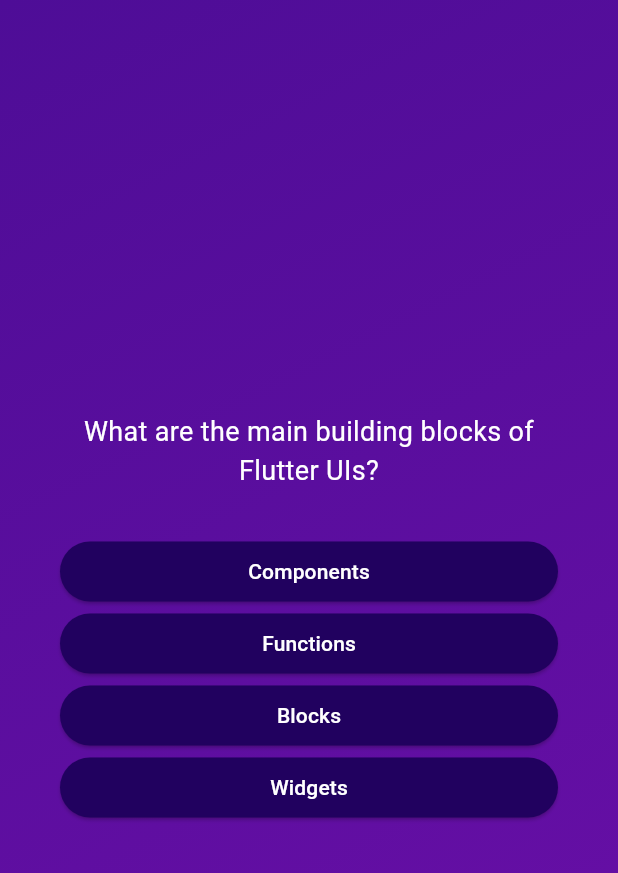
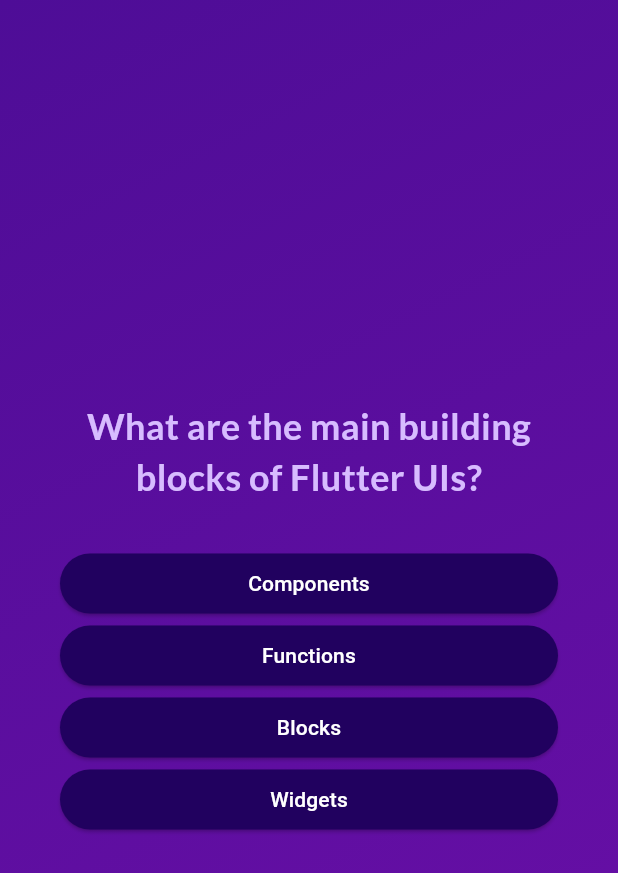
Before and after one commit to JuanDuran85/flutter_projects, a Flutter app: the screen it shows after launch, after a tap on "Start Quiz!", on a phone screen of 412 x 824 dp. Shown: the top 873 px of the screen. Run offline on Flutter 3.47's test engine with Material 3 defaults, Android fonts, the light colour scheme and no system bars; our stand-ins replace dio, google_fonts; network calls fail.

Commit message:
add fonts google

```diff
--- a/quiz_example_app/lib/answer_button.dart
+++ b/quiz_example_app/lib/answer_button.dart
@@ -27,6 +27,7 @@
       ),
       child: Text(
         answerText,
+        textAlign: TextAlign.center,
       ),
     );
   }
--- a/quiz_example_app/lib/questions_screen.dart
+++ b/quiz_example_app/lib/questions_screen.dart
@@ -1,4 +1,5 @@
 import 'package:flutter/material.dart';
+import 'package:google_fonts/google_fonts.dart';
 import 'package:quiz_example_app/answer_button.dart';
 import 'package:quiz_example_app/data/questions.dart';
 
@@ -10,9 +11,18 @@
 }
 
 class _QuestionsScreenState extends State<QuestionsScreen> {
+
+  int currenCustionIndex = 0;
+
+  void answerQuestion() {
+    setState(() {
+    currenCustionIndex++;
+    });
+  }
+
   @override
   Widget build(BuildContext context) {
-    final currentQuestion = questions[0];
+    final currentQuestion = questions[currenCustionIndex];
     return SizedBox(
       width: double.infinity,
       child: Container(
@@ -23,9 +33,10 @@
           children: [
             Text(
               currentQuestion.text,
-              style: const TextStyle(
-                color: Colors.white,
-                fontSize: 18,
+              style: GoogleFonts.lato(
+                color: const Color.fromARGB(255, 215, 188, 255),
+                fontSize: 24,
+                fontWeight: FontWeight.bold,
               ),
               textAlign: TextAlign.center,
             ),
@@ -35,7 +46,7 @@
             ...currentQuestion.getShuffledAnswer().map((item) {
               return AnswerButton(
                 answerText: item,
-                onTap: () {},
+                onTap: answerQuestion,
               );
             }),
           ],
--- a/quiz_example_app/lib/start_screen.dart
+++ b/quiz_example_app/lib/start_screen.dart
@@ -1,4 +1,5 @@
 import 'package:flutter/material.dart';
+import 'package:google_fonts/google_fonts.dart';
 
 class StartScreen extends StatelessWidget {
   final void Function() startQuiz;
@@ -18,12 +19,13 @@
           const SizedBox(
             height: 50,
           ),
-          const Text(
+          Text(
             'Learn Flutter the fun way!',
-            style: TextStyle(
-              fontSize: 28,
-              color: Color.fromARGB(255, 235, 235, 235),
-            ),
+            style: GoogleFonts.lato(
+                color: const Color.fromARGB(255, 215, 188, 255),
+                fontSize: 24,
+                fontWeight: FontWeight.bold,
+              ),
           ),
           const SizedBox(
             height: 20,
--- a/quiz_example_app/pubspec.yaml
+++ b/quiz_example_app/pubspec.yaml
@@ -35,6 +35,7 @@
   # The following adds the Cupertino Icons font to your application.
   # Use with the CupertinoIcons class for iOS style icons.
   cupertino_icons: ^1.0.6
+  google_fonts: ^6.2.1
 
 dev_dependencies:
   flutter_test:
```
Also changed, not shown: 1 other file.
